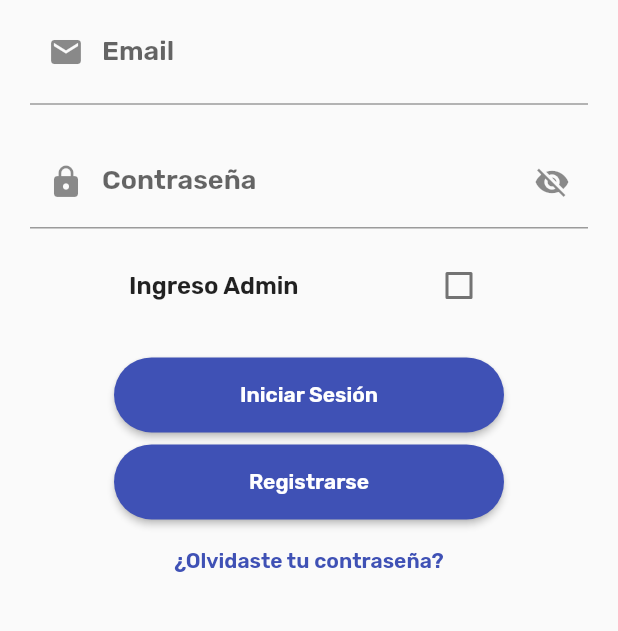
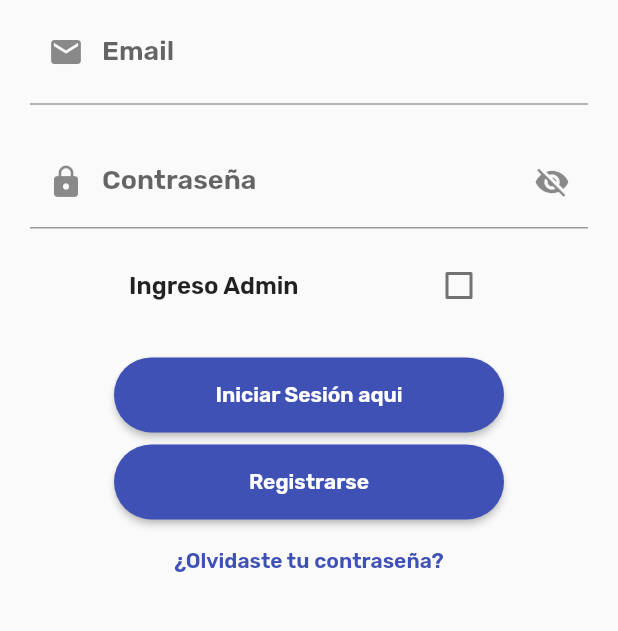
Before and after one commit to Roycho1885/tuTurnoApp, a Flutter app: the screen it shows after launch, on a phone screen of 412 x 824 dp, the part 497-1128 px from its top. Run offline on Flutter 3.47's test engine with Material 2 defaults, Android fonts, the phone set to English and light mode, and no system bars; our stand-ins replace firebase_auth, firebase_core; accounts and stored records are empty.

Commit message:
cambio boton inicia sesion

```diff
--- a/lib/main.dart
+++ b/lib/main.dart
@@ -139,7 +139,7 @@ class _PantallaInicialState extends State<PantallaInicial> {
                           login();
                         }
                       },
-                      child: Text('Iniciar Sesión'),
+                      child: Text('Iniciar Sesión aqui'),
                     ),
                   ),
                   SizedBox(
```
